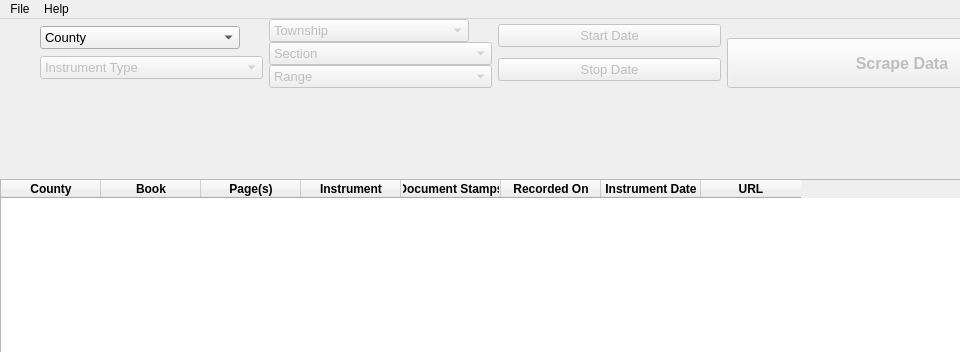
Above: okScraper.ui from calmllama/oklahomaCountyRecordsWebScraper before the change; both pictures show x 0 to 960 and y 0 to 352 of the 1099 by 905 pixel window. Below: the same form after it.
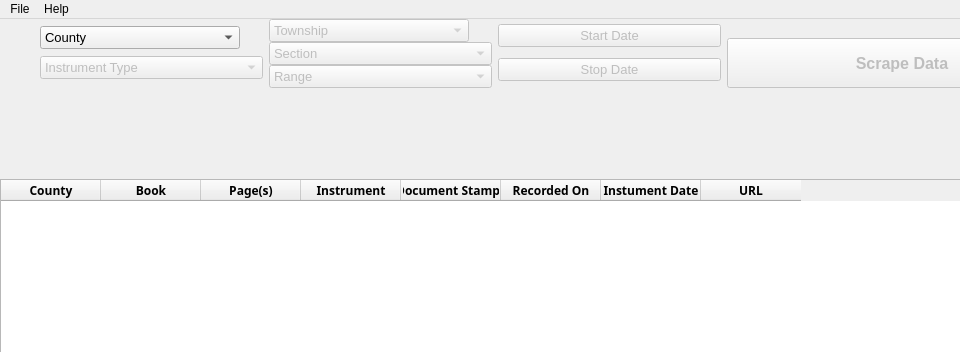
That is the form after the change. Icons and pictures are not drawn.

Commit message:
data printed to data table, fixed calendar bug
see title

```diff
--- a/okScraper.ui
+++ b/okScraper.ui
@@ -348,13 +348,23 @@
         </property>
         <property name="font">
          <font>
+          <family>Arial Black</family>
+          <pointsize>9</pointsize>
           <weight>75</weight>
           <bold>true</bold>
+          <underline>false</underline>
          </font>
         </property>
         <property name="textAlignment">
          <set>AlignCenter</set>
         </property>
+        <property name="background">
+         <color>
+          <red>209</red>
+          <green>209</green>
+          <blue>209</blue>
+         </color>
+        </property>
        </column>
        <column>
         <property name="text">
@@ -362,6 +372,7 @@
         </property>
         <property name="font">
          <font>
+          <family>Arial Black</family>
           <weight>75</weight>
           <bold>true</bold>
          </font>
@@ -369,6 +380,13 @@
         <property name="textAlignment">
          <set>AlignCenter</set>
         </property>
+        <property name="background">
+         <color>
+          <red>209</red>
+          <green>209</green>
+          <blue>209</blue>
+         </color>
+        </property>
        </column>
        <column>
         <property name="text">
@@ -376,6 +394,7 @@
         </property>
         <property name="font">
          <font>
+          <family>Arial Black</family>
           <weight>75</weight>
           <bold>true</bold>
          </font>
@@ -383,6 +402,13 @@
         <property name="textAlignment">
          <set>AlignCenter</set>
         </property>
+        <property name="background">
+         <color>
+          <red>209</red>
+          <green>209</green>
+          <blue>209</blue>
+         </color>
+        </property>
        </column>
        <column>
         <property name="text">
@@ -390,6 +416,7 @@
         </property>
         <property name="font">
          <font>
+          <family>Arial Black</family>
           <weight>75</weight>
           <bold>true</bold>
          </font>
@@ -397,6 +424,13 @@
         <property name="textAlignment">
          <set>AlignCenter</set>
         </property>
+        <property name="background">
+         <color>
+          <red>209</red>
+          <green>209</green>
+          <blue>209</blue>
+         </color>
+        </property>
        </column>
        <column>
         <property name="text">
@@ -404,6 +438,7 @@
         </property>
         <property name="font">
          <font>
+          <family>Arial Black</family>
           <weight>75</weight>
           <bold>true</bold>
          </font>
@@ -411,6 +446,13 @@
         <property name="textAlignment">
          <set>AlignCenter</set>
         </property>
+        <property name="background">
+         <color>
+          <red>209</red>
+          <green>209</green>
+          <blue>209</blue>
+         </color>
+        </property>
        </column>
        <column>
         <property name="text">
@@ -418,6 +460,7 @@
         </property>
         <property name="font">
          <font>
+          <family>Arial Black</family>
           <weight>75</weight>
           <bold>true</bold>
          </font>
@@ -425,13 +468,21 @@
         <property name="textAlignment">
          <set>AlignCenter</set>
         </property>
+        <property name="background">
+         <color>
+          <red>209</red>
+          <green>209</green>
+          <blue>209</blue>
+         </color>
+        </property>
        </column>
        <column>
         <property name="text">
-         <string>Instrument Date</string>
+         <string>Instument Date</string>
         </property>
         <property name="font">
          <font>
+          <family>Arial Black</family>
           <weight>75</weight>
           <bold>true</bold>
          </font>
@@ -453,6 +504,7 @@
         </property>
         <property name="font">
          <font>
+          <family>Arial Black</family>
           <weight>75</weight>
           <bold>true</bold>
          </font>
```
Left out of the diff: 8 changed lines with no effect on the pictures. The commit also changes 1 other file.
